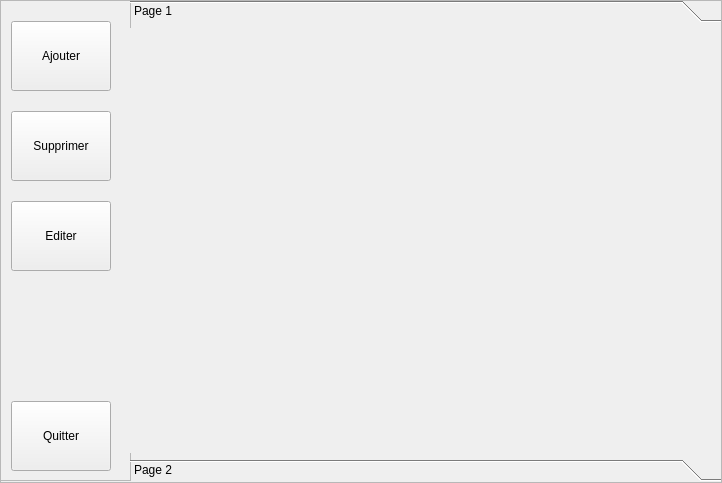
Old version of the form ui/frameAdmin.ui in the repository KaneRoot/ihmsem6a.
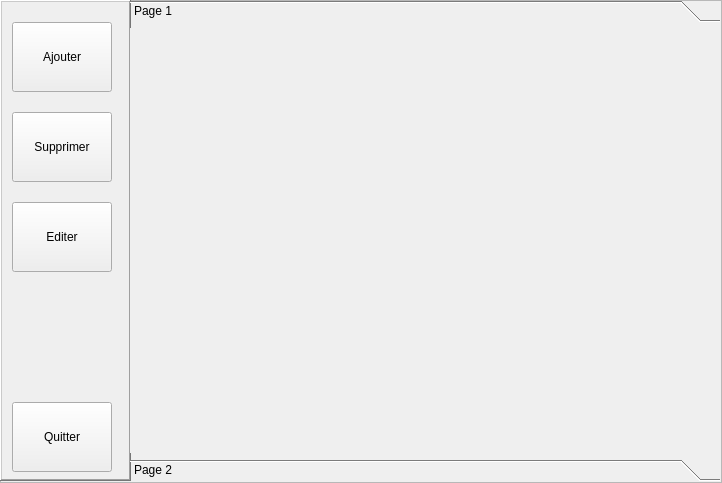
New version of the form.

```diff
--- a/ui/frameAdmin.ui
+++ b/ui/frameAdmin.ui
@@ -28,6 +28,12 @@
      <height>481</height>
     </rect>
    </property>
+   <property name="frameShape">
+    <enum>QFrame::WinPanel</enum>
+   </property>
+   <property name="frameShadow">
+    <enum>QFrame::Raised</enum>
+   </property>
    <property name="widgetResizable">
     <bool>true</bool>
    </property>
@@ -36,8 +42,8 @@
      <rect>
       <x>0</x>
       <y>0</y>
-      <width>129</width>
-      <height>479</height>
+      <width>127</width>
+      <height>477</height>
      </rect>
     </property>
     <widget class="QPushButton" name="btn_ajout">
@@ -99,7 +105,7 @@
     <rect>
      <x>130</x>
      <y>0</y>
-     <width>591</width>
+     <width>590</width>
      <height>481</height>
     </rect>
    </property>
@@ -111,7 +117,7 @@
      <rect>
       <x>0</x>
       <y>0</y>
-      <width>591</width>
+      <width>590</width>
       <height>419</height>
      </rect>
     </property>
```
Left out of the diff: 2 changed lines with no effect on the pictures.
